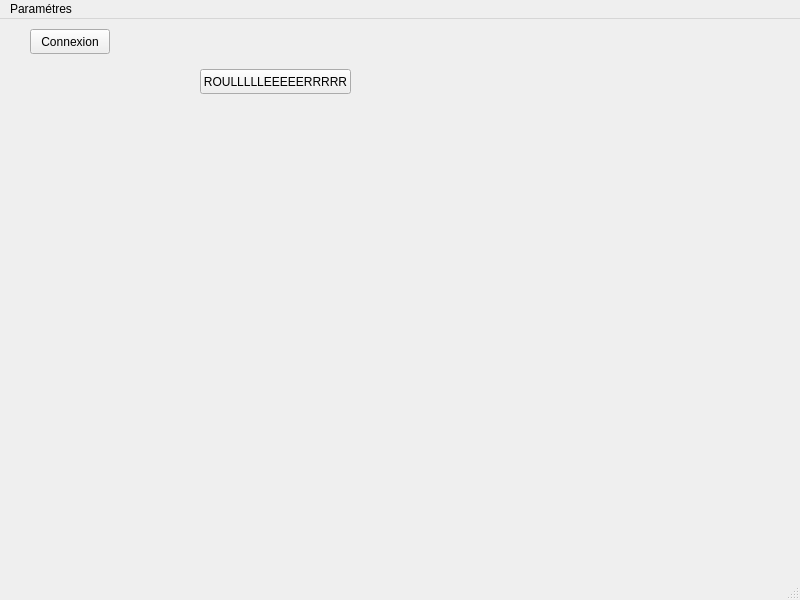
Above: Code QT/RobotProjet/mainwindow.ui from Nahoer/Wifi-bot before the change. Below: the same form after it.
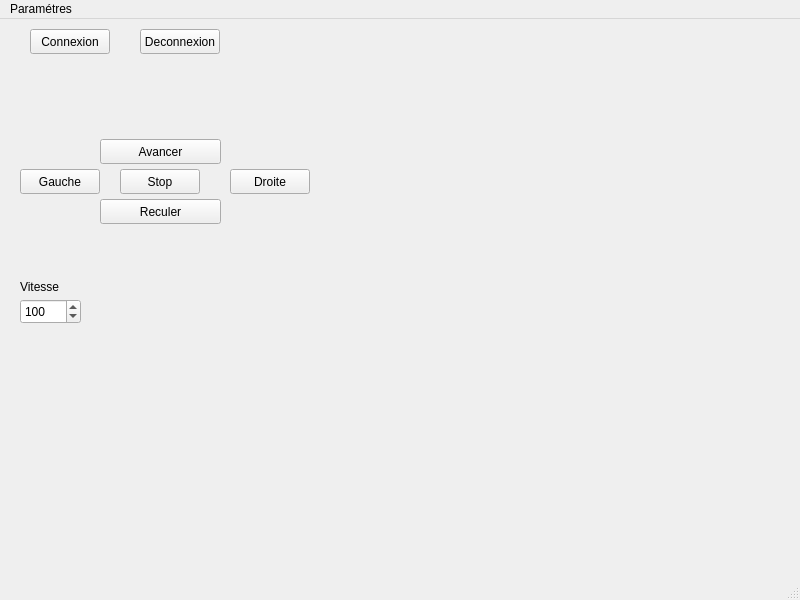
That is the form after the change. Custom widgets are drawn as their Qt base class.

Commit message: Contrôle du robot + Mapage du clavier

What changed in the file:
```diff
--- a/Code QT/RobotProjet/mainwindow.ui
+++ b/Code QT/RobotProjet/mainwindow.ui
@@ -40,14 +40,117 @@
    <widget class="QPushButton" name="pushButton_2">
     <property name="geometry">
      <rect>
-      <x>200</x>
-      <y>50</y>
-      <width>151</width>
+      <x>100</x>
+      <y>120</y>
+      <width>121</width>
       <height>25</height>
      </rect>
     </property>
     <property name="text">
-     <string>ROULLLLLEEEEERRRRR</string>
+     <string>Avancer</string>
+    </property>
+   </widget>
+   <widget class="QPushButton" name="pushButtonDeconnect">
+    <property name="geometry">
+     <rect>
+      <x>140</x>
+      <y>10</y>
+      <width>80</width>
+      <height>25</height>
+     </rect>
+    </property>
+    <property name="text">
+     <string>Deconnexion</string>
+    </property>
+   </widget>
+   <widget class="QPushButton" name="pushButtonStopRobot">
+    <property name="geometry">
+     <rect>
+      <x>120</x>
+      <y>150</y>
+      <width>80</width>
+      <height>25</height>
+     </rect>
+    </property>
+    <property name="text">
+     <string>Stop</string>
+    </property>
+   </widget>
+   <widget class="QPushButton" name="pushButtonReculer">
+    <property name="geometry">
+     <rect>
+      <x>100</x>
+      <y>180</y>
+      <width>121</width>
+      <height>25</height>
+     </rect>
+    </property>
+    <property name="text">
+     <string>Reculer</string>
+    </property>
+   </widget>
+   <widget class="QPushButton" name="pushButtonGauche">
+    <property name="geometry">
+     <rect>
+      <x>20</x>
+      <y>150</y>
+      <width>80</width>
+      <height>25</height>
+     </rect>
+    </property>
+    <property name="text">
+     <string>Gauche</string>
+    </property>
+   </widget>
+   <widget class="QPushButton" name="pushButtonDroite">
+    <property name="geometry">
+     <rect>
+      <x>230</x>
+      <y>150</y>
+      <width>80</width>
+      <height>25</height>
+     </rect>
+    </property>
+    <property name="text">
+     <string>Droite</string>
+    </property>
+   </widget>
+   <widget class="QSpinBox" name="spinBoxVitesseRobot">
+    <property name="enabled">
+     <bool>true</bool>
+    </property>
+    <property name="geometry">
+     <rect>
+      <x>20</x>
+      <y>280</y>
+      <width>61</width>
+      <height>25</height>
+     </rect>
+    </property>
+    <property name="mouseTracking">
+     <bool>false</bool>
+    </property>
+    <property name="minimum">
+     <number>90</number>
+    </property>
+    <property name="maximum">
+     <number>240</number>
+    </property>
+    <property name="value">
+     <number>100</number>
+    </property>
+   </widget>
+   <widget class="QLabel" name="label">
+    <property name="geometry">
+     <rect>
+      <x>20</x>
+      <y>260</y>
+      <width>55</width>
+      <height>16</height>
+     </rect>
+    </property>
+    <property name="text">
+     <string>Vitesse</string>
     </property>
    </widget>
   </widget>
```
The commit also changes 10 other files.
